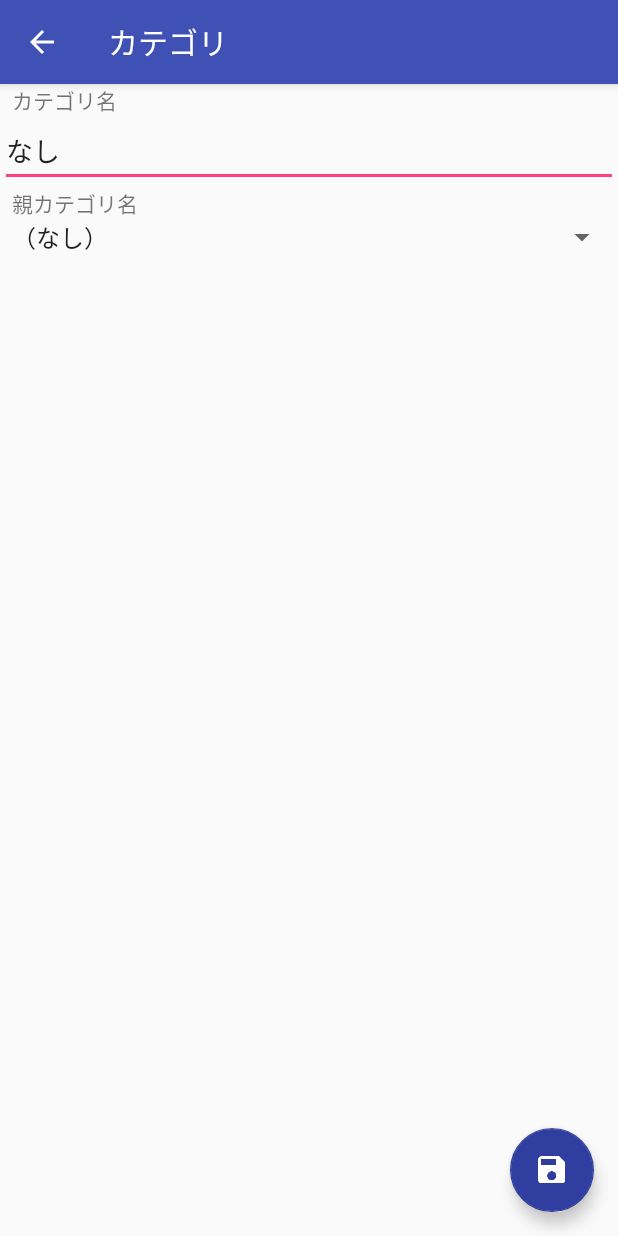
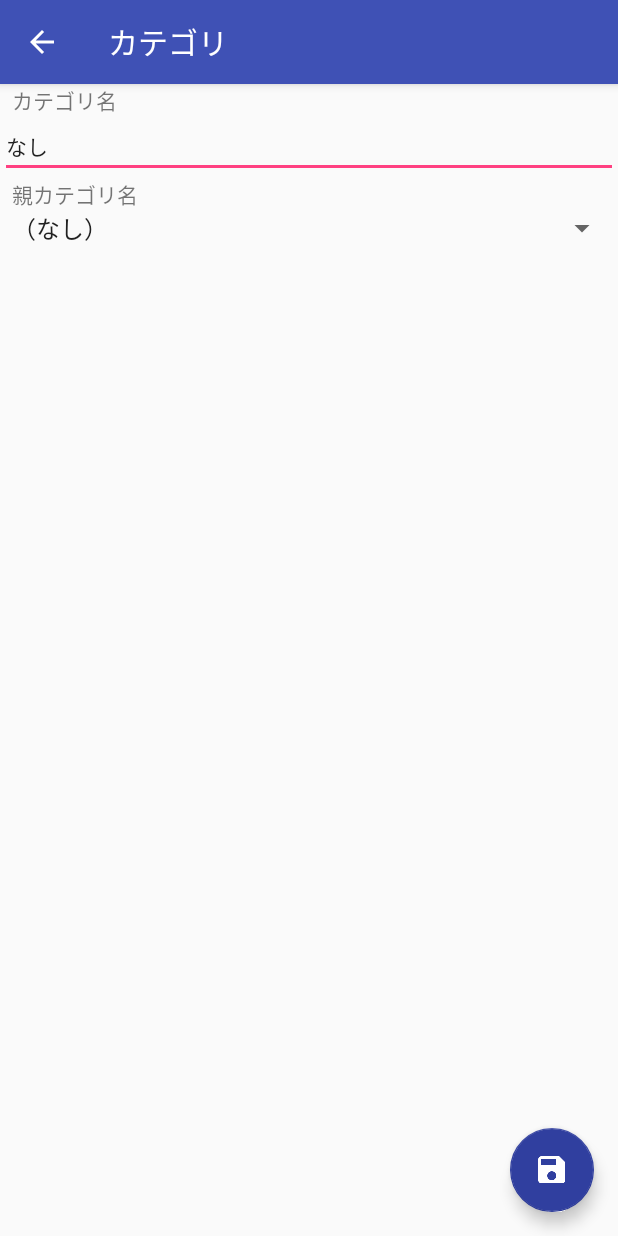
Before and after one commit to yochiboo/MySpending, an Android app: the EditCategoryActivity screen opened directly, with no data from a screen before it, on a phone screen of 412 x 824 dp. Run offline under Robolectric (Android 15) with nearby library versions, the light colour scheme and no system bars; 1 statement that could not run was skipped.

Commit message:
フォントの統一

```diff
--- a/app/src/main/res/layout/contents_category_edit.xml
+++ b/app/src/main/res/layout/contents_category_edit.xml
@@ -22,7 +22,9 @@
         android:layout_height="wrap_content"
         android:ems="10"
         android:inputType="text"
-        android:text="Name"/>
+        android:text="Name"
+        android:textSize="14sp"
+        />
 
     <TextView
         android:id="@+id/parent"
@@ -37,6 +39,8 @@
     <Spinner
         android:id="@+id/spinnerParent"
         android:layout_width="match_parent"
-        android:layout_height="wrap_content"/>
+        android:layout_height="wrap_content"
+        android:textSize="14sp"
+        />
 
 </LinearLayout>
```
